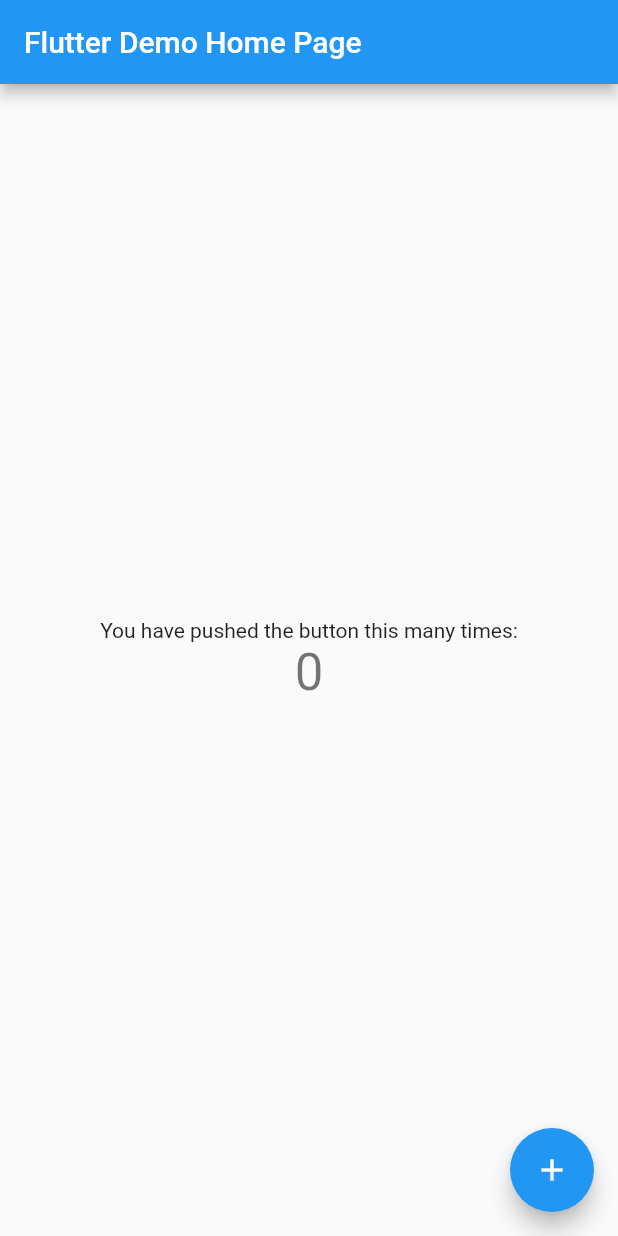
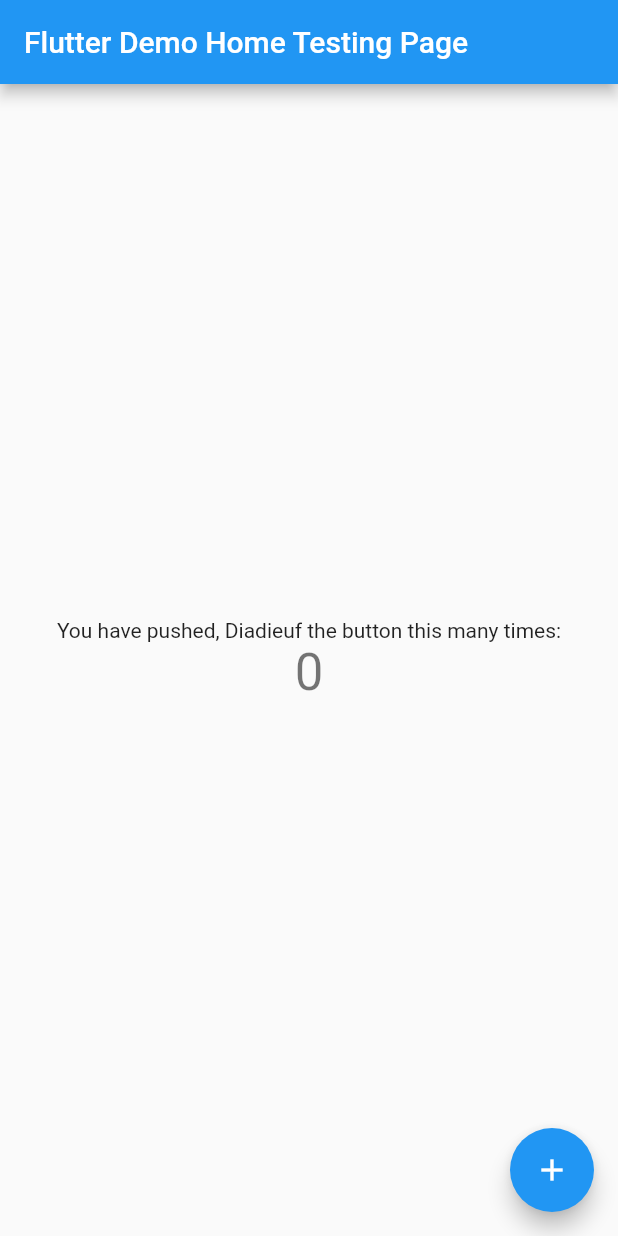
Before and after one commit to alphacpc/App_flutter_quote, a Flutter app: the screen it shows after launch, on a phone screen of 412 x 824 dp. Run offline on Flutter 3.47's test engine with Material 2 defaults, Android fonts, the phone set to English and light mode, and no system bars.

Commit message:
Update main file

```diff
--- a/lib/main.dart
+++ b/lib/main.dart
@@ -9,7 +9,7 @@
   @override
   Widget build(BuildContext context) {
     return MaterialApp(
-      title: 'Flutter Demo',
+      title: 'Flutter Test Demo',
       theme: ThemeData(
         // This is the theme of your application.
         //
@@ -22,7 +22,7 @@
         // is not restarted.
         primarySwatch: Colors.blue,
       ),
-      home: MyHomePage(title: 'Flutter Demo Home Page'),
+      home: MyHomePage(title: 'Flutter Demo Home Testing Page'),
     );
   }
 }
@@ -94,7 +94,7 @@
           mainAxisAlignment: MainAxisAlignment.center,
           children: <Widget>[
             Text(
-              'You have pushed the button this many times:',
+              'You have pushed, Diadieuf the button this many times:',
             ),
             Text(
               '$_counter',
```
